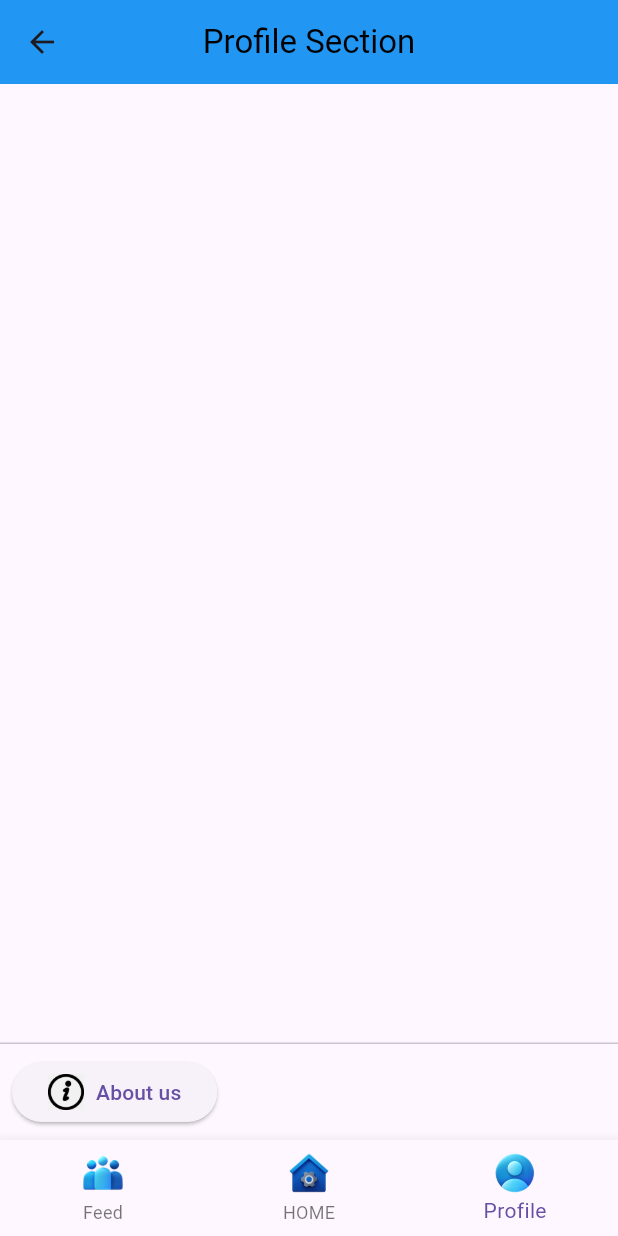
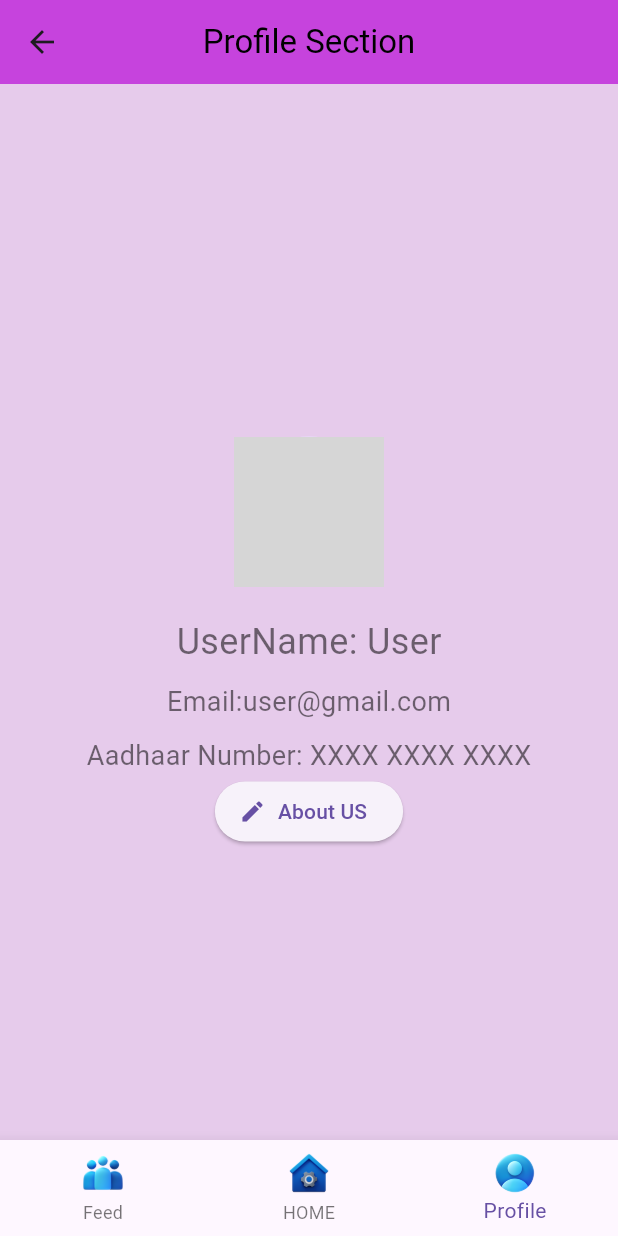
Before and after one commit to dakshrajput45/HerShield, a Flutter app: the MyApp screen opened by its route, item 3 of the bottom bar chosen, on a phone screen of 412 x 824 dp. Run offline on Flutter 3.47's test engine with Material 3 defaults, Android fonts, the phone set to English and light mode, and no system bars; our stand-ins replace image_picker, shared_preferences; accounts and stored records are empty; network calls fail; grey boxes are pictures that could not be loaded.

Commit message:
integrated community page and profile section

```diff
--- a/lib/config.dart
+++ b/lib/config.dart
@@ -1,3 +1,3 @@
-final url ='http://192.168.1.46:3000/';
-final registration = url + "registration";
-final login = url + 'login';
+const url ='http://192.168.1.46:3000/';
+const registration = "${url}registration";
+const login = '${url}login';
--- a/lib/home.dart
+++ b/lib/home.dart
@@ -1,5 +1,5 @@
 import 'package:flutter/material.dart';
-
+import 'package:hershield_1/resource/post_card.dart';
 
 class MyApp extends StatefulWidget {
   const MyApp({super.key}); // Pass key to super constructor
@@ -21,8 +21,8 @@ class _MyAppState extends State<MyApp> {
         mainAxisAlignment: MainAxisAlignment.center,
         children: [
           SizedBox(
-            width: 200, // Adjust image width
-            height: 200, // Adjust image height
+            width: 250, // Adjust image width
+            height: 250, // Adjust image height
             child: Image.asset('images/logo.png'),
           ),
           ElevatedButton(
@@ -57,13 +57,15 @@ class _MyAppState extends State<MyApp> {
   @override
   Widget build(BuildContext context) {
     return Scaffold(
+      backgroundColor: const Color.fromARGB(255, 230, 203, 235),
       appBar: AppBar(
         title: Text(
           topTitle,
-              style: const TextStyle(color: Colors.black,
+          style: const TextStyle(
+            color: Colors.black,
           ),
         ),
-          backgroundColor: Colors.blue,
+        backgroundColor: const Color.fromARGB(255, 198, 67, 221),
         centerTitle: true,
       ),
       body: Center(
@@ -112,14 +114,19 @@ class _MyAppState extends State<MyApp> {
     );
   }
 }
+
 class BuildCommunityScreen extends StatelessWidget {
   const BuildCommunityScreen({super.key});
 
   @override
   Widget build(BuildContext context) {
-    return const Scaffold();
+    return const Scaffold(
+      backgroundColor: Colors.black12,
+      body: PostCard(),
+    );
   }
 }
+
 
 class BuildProfileScreen extends StatelessWidget {
   const BuildProfileScreen({super.key});
@@ -127,34 +134,50 @@ class BuildProfileScreen extends StatelessWidget {
   @override
   Widget build(BuildContext context) {
     return Scaffold(
-      persistentFooterButtons: <Widget>[
-        Row(
+      backgroundColor: const Color.fromARGB(255, 230, 203, 235),
+      body: Center(
+        child: Column(
+          mainAxisAlignment: MainAxisAlignment.center,
+          crossAxisAlignment: CrossAxisAlignment.center,
           children: [
-            ElevatedButton(
+            const SizedBox(height: 40),
+            const CircleAvatar(
+              backgroundImage: NetworkImage(
+                  "https://images.unsplash.com/photo-1712313275295-105a8ab7bb1f?w=500&auto=format&fit=crop&q=60&ixlib=rb-4.0.3&ixid=M3wxMjA3fDB8MHx0b3BpYy1mZWVkfDZ8NnNNVmpUTFNrZVF8fGVufDB8fHx8fA%3D%3D"),
+              radius: 50,
+            ),
+            SizedBox(height: 20),
+            const Text(
+              'UserName: User',
+              style: TextStyle(fontSize: 24, color: Colors.black54),
+            ),
+            SizedBox(height: 10),
+            const Text(
+              'Email:user@gmail.com',
+              style: TextStyle(fontSize: 18, color: Colors.black54),
+            ),
+            SizedBox(height: 10),
+            const Text(
+              'Aadhaar Number: XXXX XXXX XXXX',
+              style: TextStyle(fontSize: 18, color: Colors.black54),
+            ),
+            ElevatedButton.icon(
               onPressed: () {
                 Navigator.push(
                   context,
                   MaterialPageRoute(builder: (context) => const AboutUsPage()),
              );
               },
-              child: Row(
-                children: [
-                  Image.asset(
-                    'images/aboutus-icon.png', // Replace 'images/aboutus-icon.png' with your image asset path
-                    width: 24, // Adjust the width of the image
-                    height: 24, // Adjust the height of the image
+              icon: Icon(Icons.edit),
+              label: Text('About US'),
             ),
-                  const SizedBox(width: 8), // Add spacing between icon and text
-                  const Text('About us'),
           ],
         ),
       ),
-          ],
-        ),
-      ],
     );
   }
 }
+
 
 class AboutUsPage extends StatelessWidget {
   const AboutUsPage({super.key});
--- a/lib/register.dart
+++ b/lib/register.dart
@@ -57,7 +57,7 @@ class _MyRegisterState extends State<MyRegister> {
     return Container(
       decoration: const BoxDecoration(
         image: DecorationImage(
-            image: AssetImage('images/register.png'), fit: BoxFit.cover),
+            image: AssetImage('images/login.png'), fit: BoxFit.cover),
       ),
       child: Scaffold(
         backgroundColor: Colors.transparent,
@@ -214,9 +214,9 @@ class _MyRegisterState extends State<MyRegister> {
                               ),
                               CircleAvatar(
                                 radius: 30,
-                                backgroundColor: const Color(0xff4c505b),
+                                backgroundColor: Colors.white,
                                 child: IconButton(
-                                  color: Colors.white,
+                                  color: Colors.purple,
                                   onPressed: () {
                                     //print("yes");
                                     registerUser();
--- a/pubspec.yaml
+++ b/pubspec.yaml
@@ -33,6 +33,8 @@ dependencies:
   http: ^1.2.1
   shared_preferences: ^2.2.3
   jwt_decoder: ^2.0.1
+  url_launcher: ^6.2.6
+  image_picker: ^1.1.0
 
 
 
```
Also changed, not shown: lib/login.dart (+6 -5 lines), lib/resource/add_post.dart (added, +155 -0 lines), lib/resource/post_card.dart (added, +313 -0 lines), lib/resource/utils.dart (added, +20 -0 lines), images/login.png, images/logo.png, pubspec.lock, 5 other files. Lines whose indentation alone changed are shown as unchanged.
